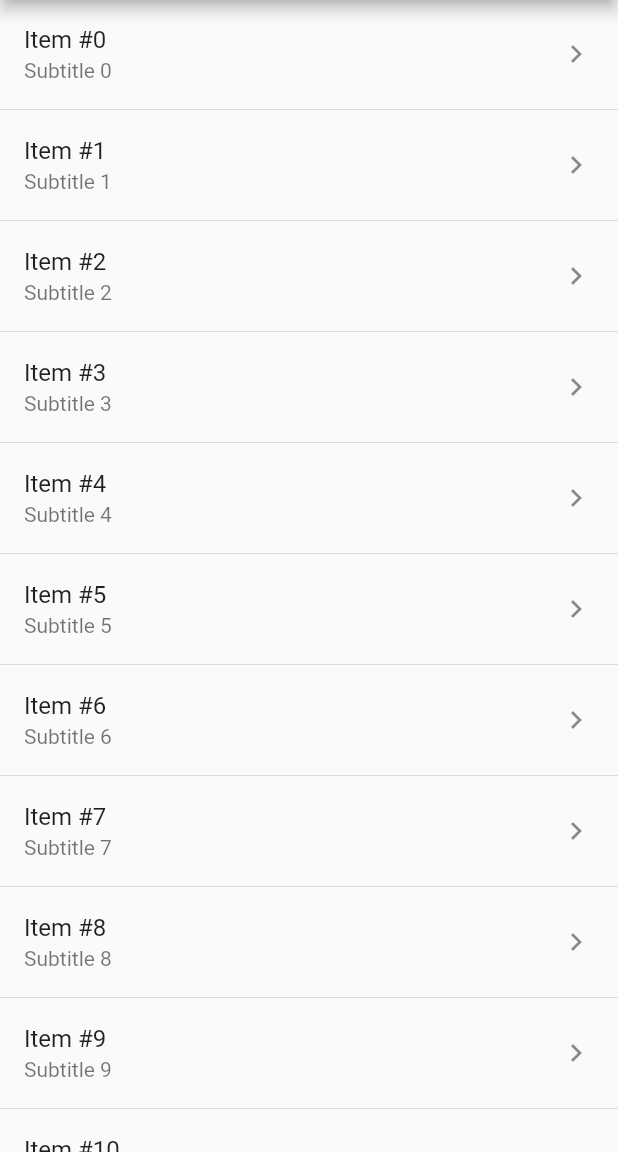
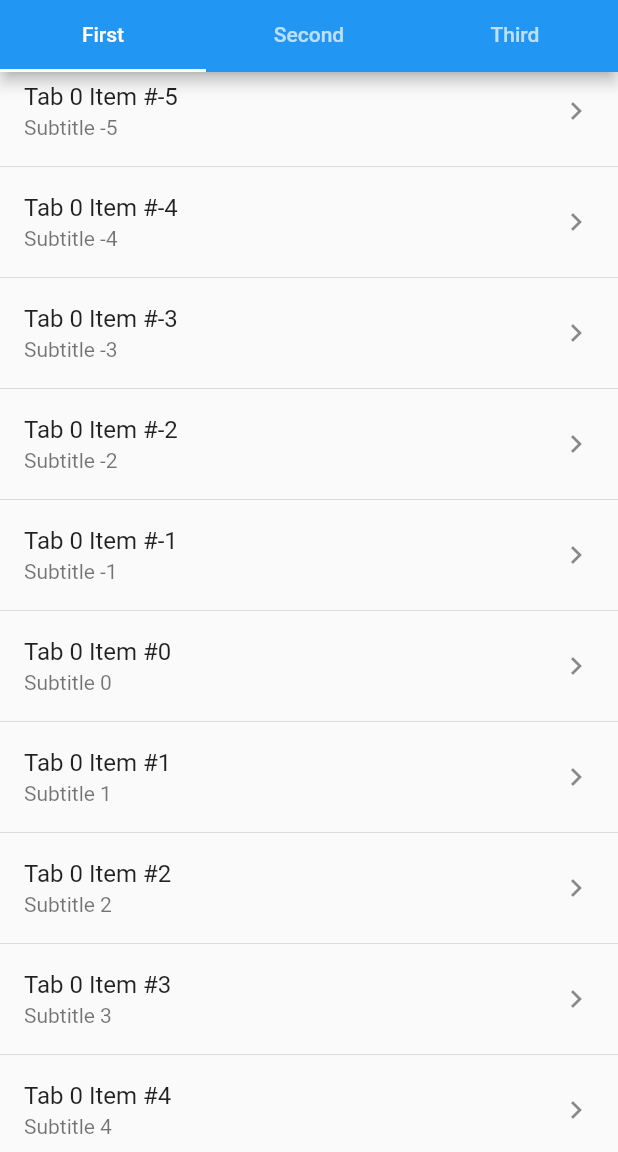
Before and after one commit to fluttercommunity/flutter_infinite_listview, a Flutter app: the screen it shows after launch, on a phone screen of 412 x 824 dp, the part 84-1236 px from its top. Run offline on Flutter 3.47's test engine with Material 2 defaults, Android fonts, the phone set to English and light mode, and no system bars.

Commit message:
Update example code to use tabs to test save and restore offset.

```diff
--- a/example/lib/main.dart
+++ b/example/lib/main.dart
@@ -25,42 +25,64 @@ class _ExampleScreenState extends State<ExampleScreen> {
 
   @override
   Widget build(BuildContext context) {
-    return Scaffold(
+    return DefaultTabController(
+      length: 3,
+      child: Scaffold(
         appBar: AppBar(
           title: const Text('Example'),
           actions: <Widget>[
             IconButton(
               icon: const Icon(Icons.arrow_downward),
               onPressed: () {
-              _infiniteController.animateTo(_infiniteController.offset + 2000.0, duration: const Duration(milliseconds: 250), curve: Curves.easeIn);
+                _infiniteController.animateTo(_infiniteController.offset + 2000.0,
+                    duration: const Duration(milliseconds: 250), curve: Curves.easeIn);
               },
             ),
             IconButton(
               icon: const Icon(Icons.arrow_upward),
               onPressed: () {
-              _infiniteController.animateTo(_infiniteController.offset - 2000.0, duration: const Duration(milliseconds: 250), curve: Curves.easeIn);
+                _infiniteController.animateTo(_infiniteController.offset - 2000.0,
+                    duration: const Duration(milliseconds: 250), curve: Curves.easeIn);
               },
             ),
           ],
+          bottom: const TabBar(
+            tabs: <Widget>[
+              Tab(text: 'First'),
+              Tab(text: 'Second'),
+              Tab(text: 'Third'),
+            ],
           ),
-      body: InfiniteListView.separated(
-        controller: _infiniteController,
-        itemBuilder: _buildItem,
-        separatorBuilder: (BuildContext context, int index) => const Divider(height: 2.0),
+        ),
+        body: TabBarView(
+          children: <Widget>[
+            _buildTab(0),
+            _buildTab(1),
+            _buildTab(2),
+          ],
+        ),
       ),
     );
   }
 
-  Widget _buildItem(BuildContext context, int index) {
+  Widget _buildTab(int tab) {
+    return InfiniteListView.separated(
+      key: PageStorageKey(tab),
+      controller: _infiniteController,
+      itemBuilder: (BuildContext context, int index) {
         return Material(
           child: InkWell(
             onTap: () {},
             child: ListTile(
-          title: Text('Item #$index'),
+              title: Text('Tab $tab Item #$index'),
               subtitle: Text('Subtitle $index'),
               trailing: const Icon(Icons.chevron_right),
             ),
           ),
         );
+      },
+      separatorBuilder: (BuildContext context, int index) => const Divider(height: 2.0),
+      anchor: 0.5,
+    );
   }
 }
```
Also changed, not shown: example/pubspec.lock. Lines whose indentation alone changed are shown as unchanged.
